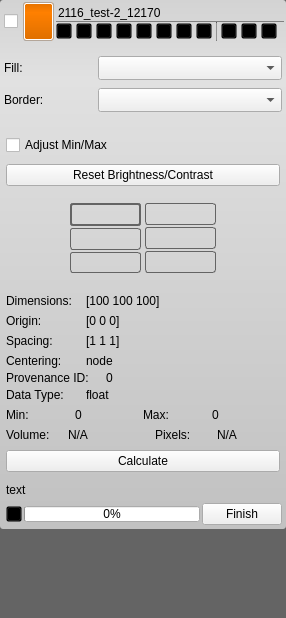
Above: src/Interface/Application/LayerWidget.ui from SCIInstitute/Seg3D before the change. Below: the same form after it.
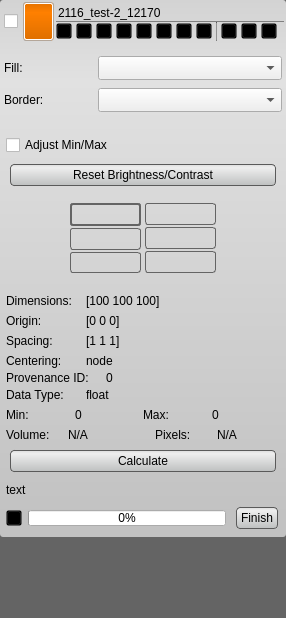
That is the form after the change. Icons and pictures are not drawn. Custom widgets are drawn as their Qt base class.

Commit message: button stylesheet fixes

Patch:
```diff
--- a/src/Interface/Application/LayerWidget.ui
+++ b/src/Interface/Application/LayerWidget.ui
@@ -17,7 +17,28 @@
    <string>Form</string>
   </property>
   <property name="styleSheet">
-   <string notr="true">QWidget#background_{
+   <string notr="true">QPushButton{
+  background-color: qlineargradient(spread:pad, x1:0.5, y1:0, x2:0.5, y2:0.960227, stop:0 rgba(221, 221, 221, 255), stop:0.155779 rgba(238, 238, 238, 255), stop:1 rgba(192, 194, 194, 255));
+  border-radius: 4px;
+  border: 1px solid rgb(90, 90, 90);
+  margin:4px;
+}
+
+QPushButton:hover{
+  background-color: qlineargradient(spread:pad, x1:0.5, y1:0, x2:0.5, y2:1, stop:0 rgba(195, 195, 195, 255), stop:0.253769 rgba(206, 206, 206, 255), stop:1 rgba(185, 185, 185, 255));
+  border-radius: 4px;
+  border: 1px solid rgb(90, 90, 90);
+  margin:4px;
+}
+
+QPushButton:pressed{
+  background-color: qlineargradient(spread:pad, x1:0.5, y1:0, x2:0.5, y2:1, stop:0 rgba(150, 150, 150, 255), stop:0.753769 rgba(206, 206, 206, 255), stop:1 rgba(185, 185, 185, 255));
+  border-radius: 4px;
+  border: 1px solid rgb(90, 90, 90);
+  margin:4px;
+}
+
+QWidget#background_{
   background-color: rgb( 100, 100, 100 );
 }
 
@@ -137,7 +158,6 @@
   margin-left:1px;
   color: white;
 }
-
 </string>
   </property>
   <layout class="QHBoxLayout" name="horizontalLayout_22">
@@ -1064,6 +1084,12 @@
                   </property>
                   <item>
                    <widget class="QPushButton" name="reset_brightness_contrast_button_">
+                    <property name="minimumSize">
+                     <size>
+                      <width>0</width>
+                      <height>30</height>
+                     </size>
+                    </property>
                     <property name="toolTip">
                      <string>Reset contrast brightness to its default values</string>
                     </property>
@@ -1781,6 +1807,12 @@
                   </property>
                   <item>
                    <widget class="QPushButton" name="calculate_volume_button_">
+                    <property name="minimumSize">
+                     <size>
+                      <width>0</width>
+                      <height>30</height>
+                     </size>
+                    </property>
                     <property name="toolTip">
                      <string>Calculate the volume in world space and index space</string>
                     </property>
@@ -1848,7 +1880,7 @@
              <widget class="QWidget" name="widget_7" native="true">
               <layout class="QHBoxLayout" name="horizontalLayout_6" stretch="1,4,1">
                <property name="spacing">
-                <number>2</number>
+                <number>6</number>
                </property>
                <property name="leftMargin">
                 <number>2</number>
@@ -1936,6 +1968,12 @@
                    <verstretch>0</verstretch>
                   </sizepolicy>
                  </property>
+                 <property name="minimumSize">
+                  <size>
+                   <width>0</width>
+                   <height>30</height>
+                  </size>
+                 </property>
                  <property name="text">
                   <string>Finish</string>
                  </property>
```
The commit also changes 7 other files.
